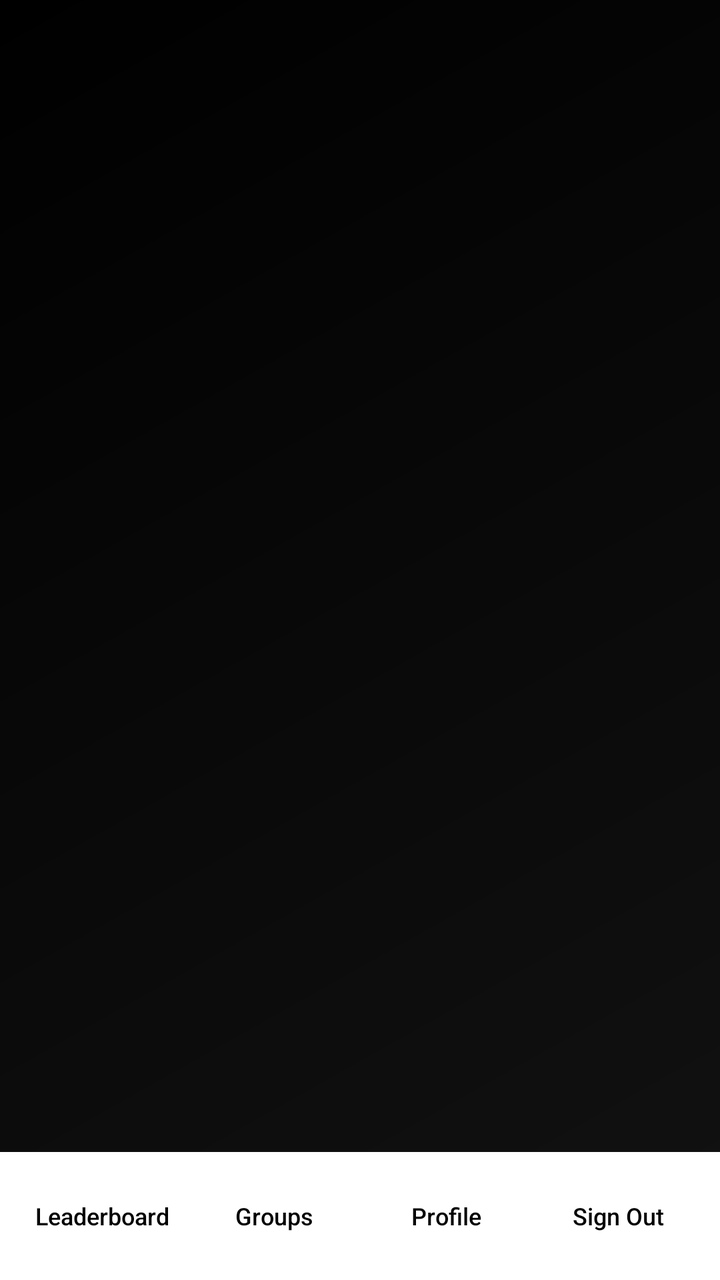
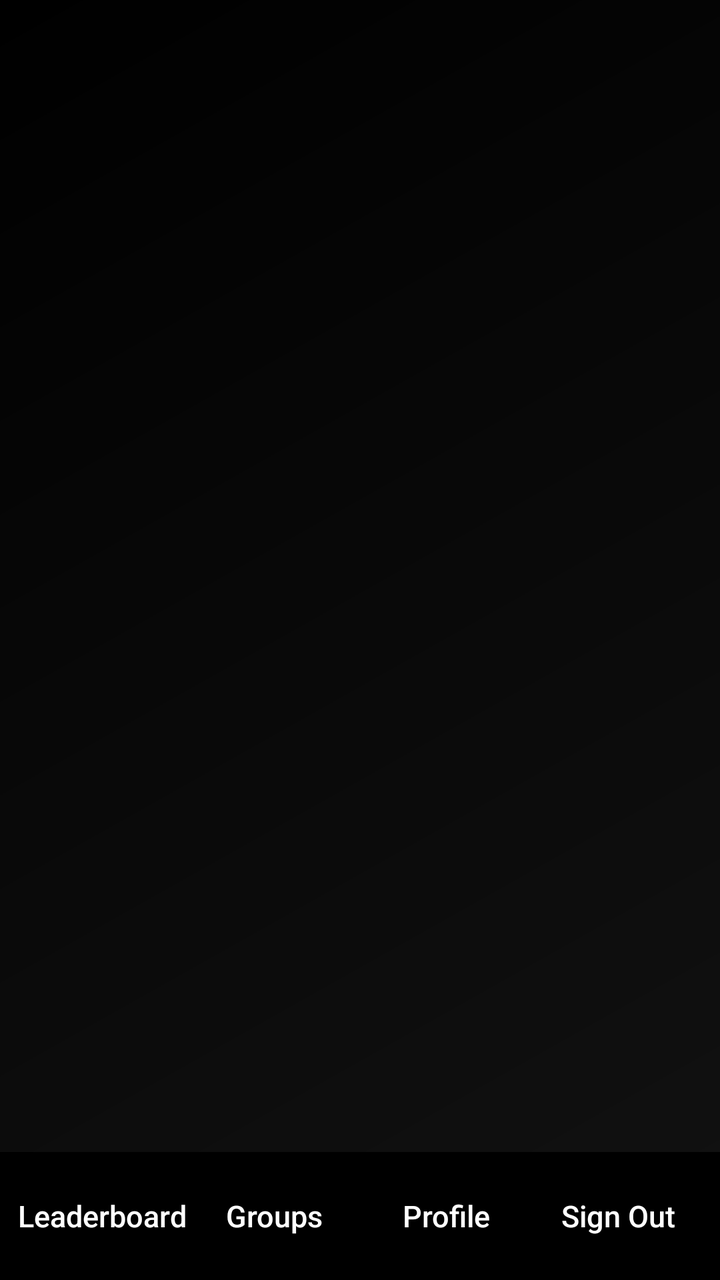

Compare the two renders of this Android layout. The source of the first and the diff that turns it into the second are given below.
<!-- AndroidManifest.xml: application theme Theme.GeffenFinalProject -->
<!-- res/layout/activity_base.xml -->
<?xml version="1.0" encoding="utf-8"?>
<LinearLayout xmlns:android="http://schemas.android.com/apk/res/android"
    android:id="@+id/base_root"
    android:layout_width="match_parent"
    android:layout_height="match_parent"
    android:orientation="vertical"
    android:background="@drawable/main_gradient">

    <FrameLayout
        android:id="@+id/base_content_frame"
        android:layout_width="match_parent"
        android:layout_height="0dp"
        android:layout_weight="1" />

    <LinearLayout
        android:id="@+id/bottom_toolbar"
        android:layout_width="match_parent"
        android:layout_height="64dp"
        android:orientation="horizontal"
        android:background="@color/white"
        android:elevation="8dp"
        android:paddingHorizontal="8dp">

        <Button
            android:id="@+id/btnLeaderboard"
            android:layout_width="0dp"
            android:layout_height="match_parent"
            android:layout_weight="1"
            android:text="Leaderboard"
            style="?android:attr/borderlessButtonStyle"
            android:textColor="@color/black"
            android:textSize="12sp"
            android:maxLines="1"
            android:padding="0dp"
            android:textAllCaps="false" />

        <Button
            android:id="@+id/btnGroups"
            android:layout_width="0dp"
            android:layout_height="match_parent"
            android:layout_weight="1"
            android:text="Groups"
            style="?android:attr/borderlessButtonStyle"
            android:textColor="@color/black"
            android:textSize="12sp"
            android:maxLines="1"
            android:padding="0dp"
            android:textAllCaps="false" />

        <Button
            android:id="@+id/btn5"
            android:layout_width="0dp"
            android:layout_height="match_parent"
            android:layout_weight="1"
            android:text="Profile"
            style="?android:attr/borderlessButtonStyle"
            android:textColor="@color/black"
            android:textSize="12sp"
            android:maxLines="1"
            android:padding="0dp"
            android:textAllCaps="false" />

        <Button
            android:id="@+id/btnSignOut"
            android:layout_width="0dp"
            android:layout_height="match_parent"
            android:layout_weight="1"
            android:text="Sign Out"
            style="?android:attr/borderlessButtonStyle"
            android:textColor="@color/black"
            android:textSize="12sp"
            android:maxLines="1"
            android:padding="0dp"
            android:textAllCaps="false" />

    </LinearLayout>
</LinearLayout>
<!-- resources referenced by this layout -->
<resources>
  <color name="black">#FF000000</color>
  <color name="white">#FFFFFFFF</color>
  <!-- drawable main_gradient (drawable) -->
  <?xml version="1.0" encoding="utf-8"?>
  <shape xmlns:android="http://schemas.android.com/apk/res/android"
      android:shape="rectangle">
      <gradient
          android:angle="135"
          android:endColor="@color/bg_end"
          android:startColor="@color/bg_start"
          android:type="linear" />
  </shape>
  <style name="Theme.GeffenFinalProject" parent="Base.Theme.GeffenFinalProject" />
  <color name="bg_end">#000000</color>
  <color name="bg_start">#121212</color>
  <style name="Base.Theme.GeffenFinalProject" parent="Theme.Material3.DayNight.NoActionBar">
          
          
      </style>
</resources>

<!-- the commit's change to res/layout/activity_base.xml (unified diff, before → after) -->
@@ -17,7 +17,7 @@
         android:layout_width="match_parent"
         android:layout_height="64dp"
         android:orientation="horizontal"
-        android:background="@color/white"
+        android:background="@color/black"
         android:elevation="8dp"
         android:paddingHorizontal="8dp">
 
@@ -28,8 +28,8 @@
             android:layout_weight="1"
             android:text="Leaderboard"
             style="?android:attr/borderlessButtonStyle"
-            android:textColor="@color/black"
-            android:textSize="12sp"
+            android:textColor="@color/white"
+            android:textSize="15dp"
             android:maxLines="1"
             android:padding="0dp"
             android:textAllCaps="false" />
@@ -41,8 +41,8 @@
             android:layout_weight="1"
             android:text="Groups"
             style="?android:attr/borderlessButtonStyle"
-            android:textColor="@color/black"
-            android:textSize="12sp"
+            android:textColor="@color/white"
+            android:textSize="15dp"
             android:maxLines="1"
             android:padding="0dp"
             android:textAllCaps="false" />
@@ -54,8 +54,8 @@
             android:layout_weight="1"
             android:text="Profile"
             style="?android:attr/borderlessButtonStyle"
-            android:textColor="@color/black"
-            android:textSize="12sp"
+            android:textColor="@color/white"
+            android:textSize="15dp"
             android:maxLines="1"
             android:padding="0dp"
             android:textAllCaps="false" />
@@ -67,8 +67,8 @@
             android:layout_weight="1"
             android:text="Sign Out"
             style="?android:attr/borderlessButtonStyle"
-            android:textColor="@color/black"
-            android:textSize="12sp"
+            android:textColor="@color/white"
+            android:textSize="15dp"
             android:maxLines="1"
             android:padding="0dp"
             android:textAllCaps="false" />
